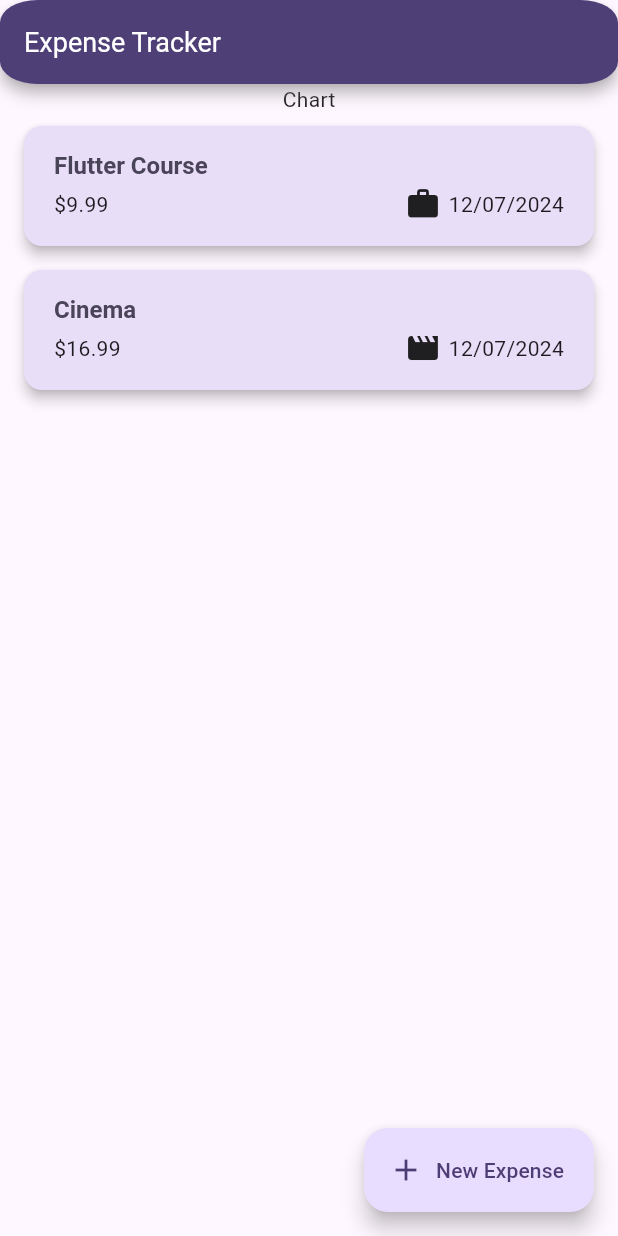
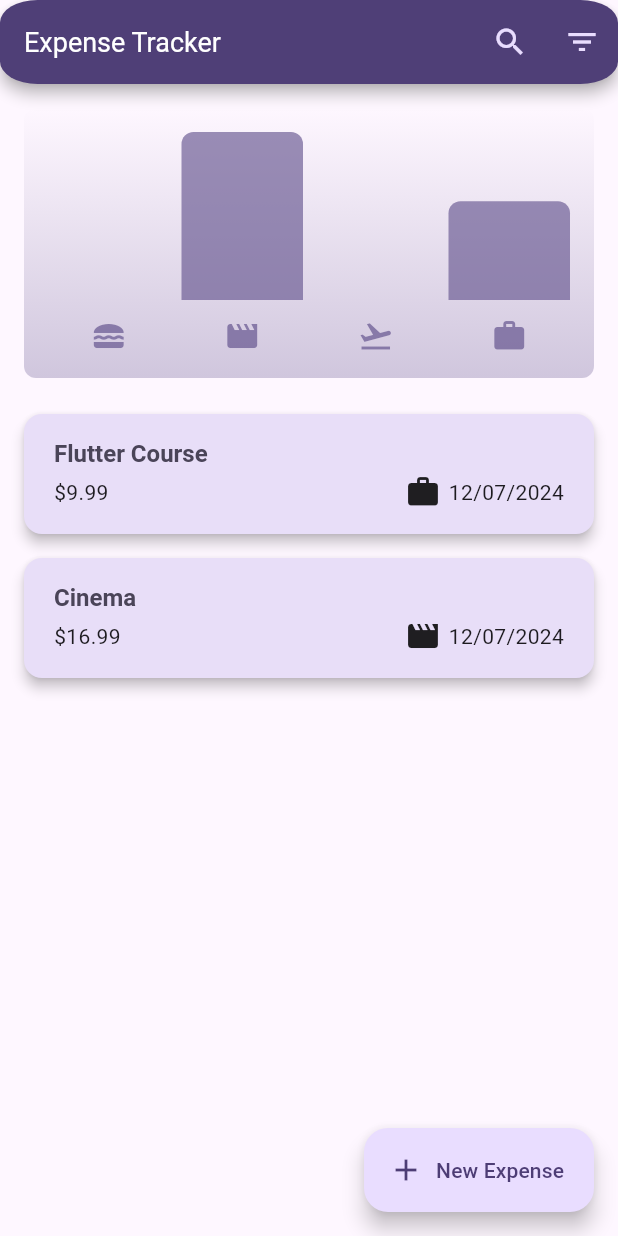
Before and after one commit to edoremo00/FlutterCourse, a Flutter app: the screen it shows after launch, on a phone screen of 412 x 824 dp. Run offline on Flutter 3.47's test engine with Material 3 defaults, Android fonts, the light colour scheme and no system bars.

Commit message:
added chart widget, fixed date formatting whn single digit day

```diff
--- a/lib/expenses.dart
+++ b/lib/expenses.dart
@@ -1,3 +1,4 @@
+import 'package:expensetracker/widgets/chart/chart.dart';
 import 'package:expensetracker/widgets/expenses-list/expenses_list.dart';
 import 'package:expensetracker/models/expense.dart';
 import 'package:expensetracker/widgets/new_expense.dart';
@@ -129,10 +130,15 @@ class _ExpensesState extends State<Expenses> {
         //   )
         // ],
         title: const Text("Expense Tracker"),
+        actions: [
+          //TODO IMPLEMENT search and filters
+          //per searchbar: https://api.flutter.dev/flutter/material/SearchBar-class.html
+          IconButton(onPressed: (){}, icon: const Icon(Icons.search)),
+          IconButton( onPressed: (){},icon: const Icon(Icons.filter_list),)
+        ],
       ),
       body: Column(
         children: [
-          const Text("Chart"),
           //spacer prende quanto spazio possibile e lo divide equamente tra i due widget qua presenti
           //conditonal list per evitare di fare un expanded che wrappa colonna ecc
           if(_registeredExpenses.isEmpty)...[
@@ -143,6 +149,7 @@ class _ExpensesState extends State<Expenses> {
              CircleAvatar(child: IconButton(onPressed: _openAddExpenseOverlay, icon: const Icon(Icons.add)),),
             const Spacer()
           ]else ...[
+             Chart(expenses: _registeredExpenses),
              ExpensesList(
               expenses: _registeredExpenses, onRemoveExpense: _removeExpense,onModifyswipeDirection: _openAddExpenseOverlay,currencySymbol: currencySymbol!,),
           ]
--- a/lib/main.dart
+++ b/lib/main.dart
@@ -3,6 +3,7 @@ import 'package:flutter/material.dart';
 import 'package:intl/date_symbol_data_local.dart';
 
 //usare k nel nome è convenzione per variabili globali
+//metodo from seed mi crea una palette di colori da usare per mia app a partire da un dato colore
 var kColorScheme = ColorScheme.fromSeed(
   seedColor: const Color.fromARGB(255, 96, 59, 181),
   error: Colors.redAccent,
--- a/lib/models/expense.dart
+++ b/lib/models/expense.dart
@@ -1,17 +1,13 @@
-
 import 'package:expensetracker/models/category.dart';
 import 'package:intl/intl.dart';
 
 import 'package:uuid/uuid.dart';
 
+const uuid = Uuid();
 
-const uuid=Uuid();
+final formatter = DateFormat("dd/MM/y", "it_IT");
 
-final formatter=DateFormat("d/MM/y","it_IT");
-
-
-
-class Expense{
+class Expense {
   final String id;
   String title;
   double amount;
@@ -20,12 +16,48 @@ class Expense{
 
 //https://dart.dev/language/constructors#use-an-initializer-list questa feature di dart mi permette di
 //inizializzare l'id prima che il costruttore venga eseguito
-  Expense({required this.title,required this.amount,required DateTime expdate,required this.category}) :id=uuid.v4(),date=expdate;
+  Expense(
+      {required this.title,
+      required this.amount,
+      required DateTime expdate,
+      required this.category})
+      : id = uuid.v4(),
+        date = expdate;
 
-  String get formattedDate{
+  String get formattedDate {
     return formatter.format(date);
+  }
+}
 
+class ExpenseBucket {
+  ExpenseBucket({required this.category, required this.expenses});
+  final Category category;
+  final List<Expense> expenses;
+
+//additional constructor function
+  // ExpenseBucket.forCategory({required this.expenses,required this.category}){
+  //  expenses= expenses.where((element) => element.category==category).toList();
+  //  expenses=[];
+  // }
+
+  //NOTA: USIAMO LIST INITIALIZER IN QUANTO CI PERMETTE DI MANTENERE LISTA FINAL
+  //E QUINDI MANTENERE LA SUA IMMUTABILITà. METODO QUA SOPRA INVECE PER QUANTO
+  //RAGGIUNGA IL MEDESIMO SCOPO MI PERMETTE NEL CODICE DI RIASSEGNARE LA LISTA ANCHE A QUALCOS'ALTRO
+  ExpenseBucket.forCategory(List<Expense> allExpenses, this.category)
+      : expenses = allExpenses
+            .where((element) => element.category == category)
+            .toList();
+
+  double get totalExpenses {
+    //o con for in
+    // double sum=0;
+    // for(var expense in expenses){
+    //   return sum+=expense.amount;
+    // }
+    // return sum;
+
+    //oppure con fold che è equivalente a metodo reduce in JS
+    return expenses.fold(
+        0, (previousValue, element) => previousValue + element.amount);
   }
-
-
 }
--- /dev/null
+++ b/lib/widgets/chart/chart.dart
@@ -0,0 +1,103 @@
+import 'dart:math';
+
+import 'package:expensetracker/models/category.dart';
+import 'package:expensetracker/models/expense.dart';
+import 'package:expensetracker/widgets/chart/chart_bar.dart';
+import 'package:flutter/material.dart';
+
+
+class Chart extends StatelessWidget {
+  const Chart({super.key, required this.expenses});
+
+  final List<Expense> expenses;
+
+  List<ExpenseBucket> get buckets {
+    return [
+      ExpenseBucket.forCategory(expenses, Category.food),
+      ExpenseBucket.forCategory(expenses, Category.leisure),
+      ExpenseBucket.forCategory(expenses, Category.travel),
+      ExpenseBucket.forCategory(expenses, Category.work),
+    ];
+  }
+
+  double get maxTotalExpense {
+    double maxTotalExpense = 0;
+
+    for (final bucket in buckets) {
+      // if (bucket.totalExpenses > maxTotalExpense) {
+      //   maxTotalExpense = bucket.totalExpenses;
+      // }
+      maxTotalExpense=max(bucket.totalExpenses, maxTotalExpense);
+    }
+
+    return maxTotalExpense;
+  }
+
+  @override
+  Widget build(BuildContext context) {
+    // final isDarkMode =
+    //     MediaQuery.of(context).platformBrightness == Brightness.dark;
+
+    //metodo mio è preferibile in quanto così controllo quale tema è applicatto alla mia app
+    //metodo sopra invece vale a livello di sistema
+    final isDarkMode=Theme.of(context).brightness==Brightness.dark;
+    return Container(
+      margin: const EdgeInsets.all(16),
+      padding: const EdgeInsets.symmetric(
+        vertical: 16,
+        horizontal: 12,
+      ),
+      width: double.infinity,
+      height: 180,
+      decoration: BoxDecoration(
+        borderRadius: BorderRadius.circular(8),
+        gradient: LinearGradient(
+          colors: [
+            Theme.of(context).colorScheme.primary.withOpacity(0.3),
+            Theme.of(context).colorScheme.primary.withOpacity(0.0)
+          ],
+          begin: Alignment.bottomCenter,
+          end: Alignment.topCenter,
+        ),
+      ),
+      child: Column(
+        children: [
+          Expanded(
+            child: Row(
+              crossAxisAlignment: CrossAxisAlignment.end,
+              children: [
+                for (final bucket in buckets) // alternative to map()
+                  ChartBar(
+                    fill: bucket.totalExpenses == 0
+                        ? 0
+                        : bucket.totalExpenses / maxTotalExpense,
+                  )
+              ],
+            ),
+          ),
+          const SizedBox(height: 12),
+          Row(
+            children: buckets
+                .map(
+                  (bucket) => Expanded(
+                    child: Padding(
+                      padding: const EdgeInsets.symmetric(horizontal: 4),
+                      child: Icon(
+                        categoryIcons[bucket.category],
+                        color: isDarkMode
+                            ? Theme.of(context).colorScheme.secondary
+                            : Theme.of(context)
+                                .colorScheme
+                                .primary
+                                .withOpacity(0.7),
+                      ),
+                    ),
+                  ),
+                )
+                .toList(),
+          )
+        ],
+      ),
+    );
+  }
+}
--- /dev/null
+++ b/lib/widgets/chart/chart_bar.dart
@@ -0,0 +1,35 @@
+import 'package:flutter/material.dart';
+
+class ChartBar extends StatelessWidget {
+  const ChartBar({
+    super.key,
+    required this.fill,
+  });
+
+  final double fill;
+
+  @override
+  Widget build(BuildContext context) {
+    // final isDarkMode =
+    //     MediaQuery.of(context).platformBrightness == Brightness.dark;
+    final isDarkMode=Theme.of(context).brightness==Brightness.dark;
+    return Expanded(
+      child: Padding(
+        padding: const EdgeInsets.symmetric(horizontal: 4),
+        child: FractionallySizedBox(
+          heightFactor: fill,
+          child: DecoratedBox(
+            decoration: BoxDecoration(
+              shape: BoxShape.rectangle,
+              borderRadius:
+                  const BorderRadius.vertical(top: Radius.circular(8)),
+              color: isDarkMode
+                  ? Theme.of(context).colorScheme.secondary
+                  : Theme.of(context).colorScheme.primary.withOpacity(0.65),
+            ),
+          ),
+        ),
+      ),
+    );
+  }
+}
```
